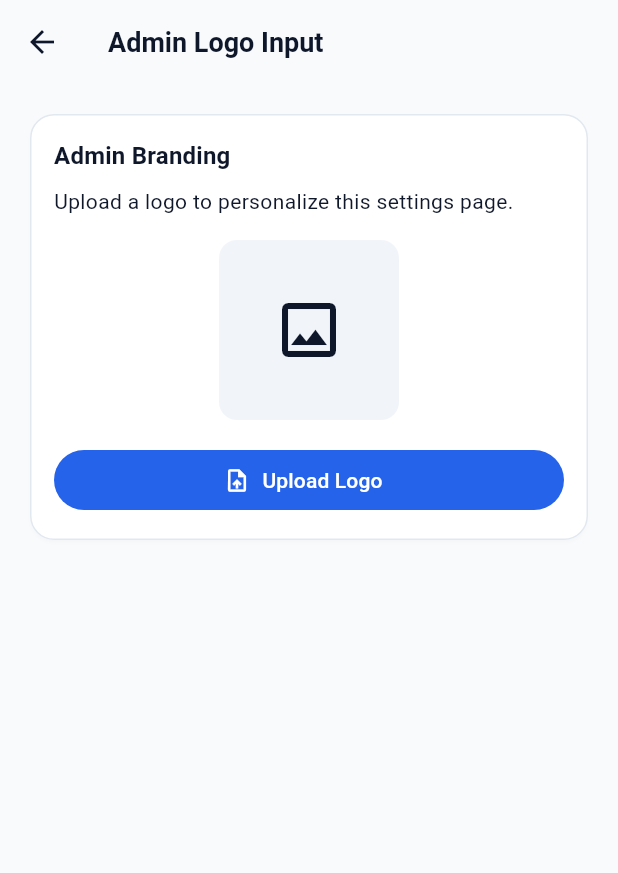
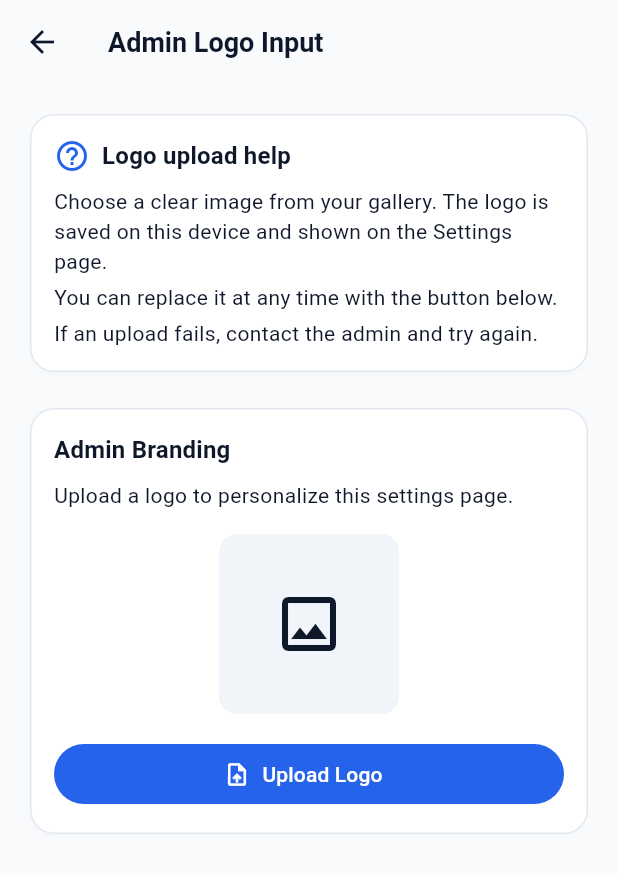
Before and after one commit to mohmmedarham755-lgtm/creditbillsystems, a Flutter app: the AdminLogoInputPage screen opened directly with empty values, on a phone screen of 412 x 824 dp. Shown: the top 873 px of the screen. Run offline on Flutter 3.47's test engine with Material 3 defaults, Android fonts, the phone set to English and light mode, and no system bars; our stand-ins replace flutter_local_notifications, flutter_secure_storage, image_picker, sqflite, sqflite_common_ffi_web, table_calendar and 1 more; accounts and stored records are empty.

Commit message:
Add logo upload help card above Admin page uploader

```diff
--- a/lib/features/settings/presentation/admin_help_settings_screen.dart
+++ b/lib/features/settings/presentation/admin_help_settings_screen.dart
@@ -25,6 +25,9 @@ class AdminHelpSettingsScreen extends StatefulWidget {
   /// When false, only the logo-upload card is shown.
   final bool showHelpSection;
 
+  /// When true, shows compact logo-upload instructions above the upload card.
+  final bool showLogoHelp;
+
   /// Optional action that opens the dedicated Admin Logo Input page.
   final VoidCallback? onOpenLogoInput;
 
@@ -36,6 +39,7 @@ class AdminHelpSettingsScreen extends StatefulWidget {
     this.getAppDirectory,
     this.logoPreviewBuilder,
     this.showHelpSection = true,
+    this.showLogoHelp = false,
     this.onOpenLogoInput,
   });
 
@@ -47,6 +51,9 @@ class AdminHelpSettingsScreen extends StatefulWidget {
 
   @visibleForTesting
   static const Key fallbackIconKey = Key('admin-logo-fallback');
+
+  @visibleForTesting
+  static const Key logoHelpKey = Key('admin-logo-help');
 
   @override
   State<AdminHelpSettingsScreen> createState() =>
@@ -302,6 +309,48 @@ class _AdminHelpSettingsScreenState extends State<AdminHelpSettingsScreen> {
                   ),
                   const SizedBox(height: 16),
                 ],
+                if (widget.showLogoHelp) ...[
+                  Card(
+                    key: AdminHelpSettingsScreen.logoHelpKey,
+                    child: Padding(
+                      padding: const EdgeInsets.all(16),
+                      child: Column(
+                        crossAxisAlignment: CrossAxisAlignment.start,
+                        children: [
+                          Row(
+                            children: [
+                              Icon(
+                                Icons.help_outline,
+                                color: Theme.of(context).colorScheme.primary,
+                              ),
+                              const SizedBox(width: 8),
+                              Text(
+                                'Logo upload help',
+                                style: Theme.of(context)
+                                    .textTheme
+                                    .titleMedium
+                                    ?.copyWith(fontWeight: FontWeight.w600),
+                              ),
+                            ],
+                          ),
+                          const SizedBox(height: 8),
+                          const Text(
+                            'Choose a clear image from your gallery. The logo is saved on this device and shown on the Settings page.',
+                          ),
+                          const SizedBox(height: 4),
+                          const Text(
+                            'You can replace it at any time with the button below.',
+                          ),
+                          const SizedBox(height: 4),
+                          const Text(
+                            'If an upload fails, contact the admin and try again.',
+                          ),
+                        ],
+                      ),
+                    ),
+                  ),
+                  const SizedBox(height: 16),
+                ],
                 Card(
                   child: Padding(
                     padding: const EdgeInsets.all(16),
--- a/lib/features/settings/presentation/admin_logo_input_page.dart
+++ b/lib/features/settings/presentation/admin_logo_input_page.dart
@@ -32,6 +32,7 @@ class AdminLogoInputPage extends StatelessWidget {
         child: AdminHelpSettingsScreen(
           settingsRepository: settingsRepository,
           showHelpSection: false,
+          showLogoHelp: true,
           pickImage: pickImage,
           retrieveLostData: retrieveLostData,
           getAppDirectory: getAppDirectory,
```
Also changed, not shown: 1 other file.
